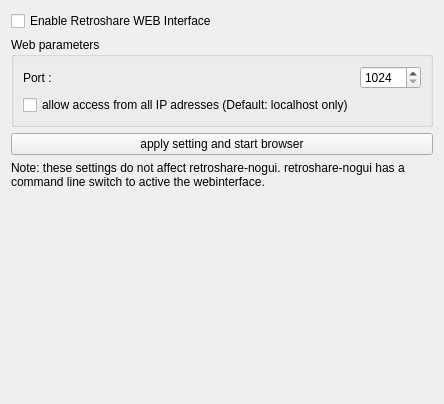
Before: the Qt Designer form retroshare-gui/src/gui/settings/WebuiPage.ui in RetroShare/RetroShare, drawn with Qt 5.
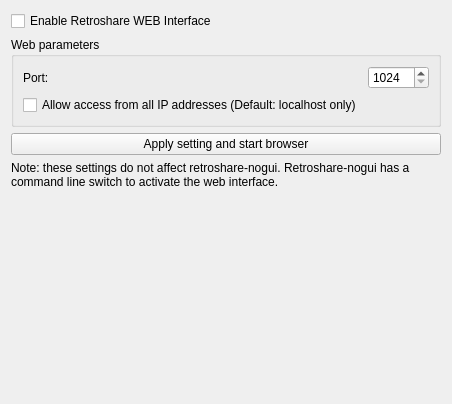
After: the same form once the commit is applied.

Commit message: Improvements and typo fixes in strings

The edit to the form file:
```diff
--- a/retroshare-gui/src/gui/settings/WebuiPage.ui
+++ b/retroshare-gui/src/gui/settings/WebuiPage.ui
@@ -43,14 +43,14 @@
       <item row="0" column="0">
        <widget class="QLabel" name="label_2">
         <property name="text">
-         <string>Port :</string>
+         <string>Port:</string>
         </property>
        </widget>
       </item>
       <item row="1" column="0">
        <widget class="QCheckBox" name="allIp_CB">
         <property name="text">
-         <string>allow access from all IP adresses (Default: localhost only)</string>
+         <string>Allow access from all IP addresses (Default: localhost only)</string>
         </property>
        </widget>
       </item>
@@ -60,14 +60,14 @@
    <item>
     <widget class="QPushButton" name="applyStartBrowser_PB">
      <property name="text">
-      <string>apply setting and start browser</string>
+      <string>Apply setting and start browser</string>
      </property>
     </widget>
    </item>
    <item>
     <widget class="QLabel" name="label">
      <property name="text">
-      <string>Note: these settings do not affect retroshare-nogui. retroshare-nogui has a command line switch to active the webinterface.</string>
+      <string>Note: these settings do not affect retroshare-nogui. Retroshare-nogui has a command line switch to activate the web interface.</string>
      </property>
      <property name="wordWrap">
       <bool>true</bool>
```
